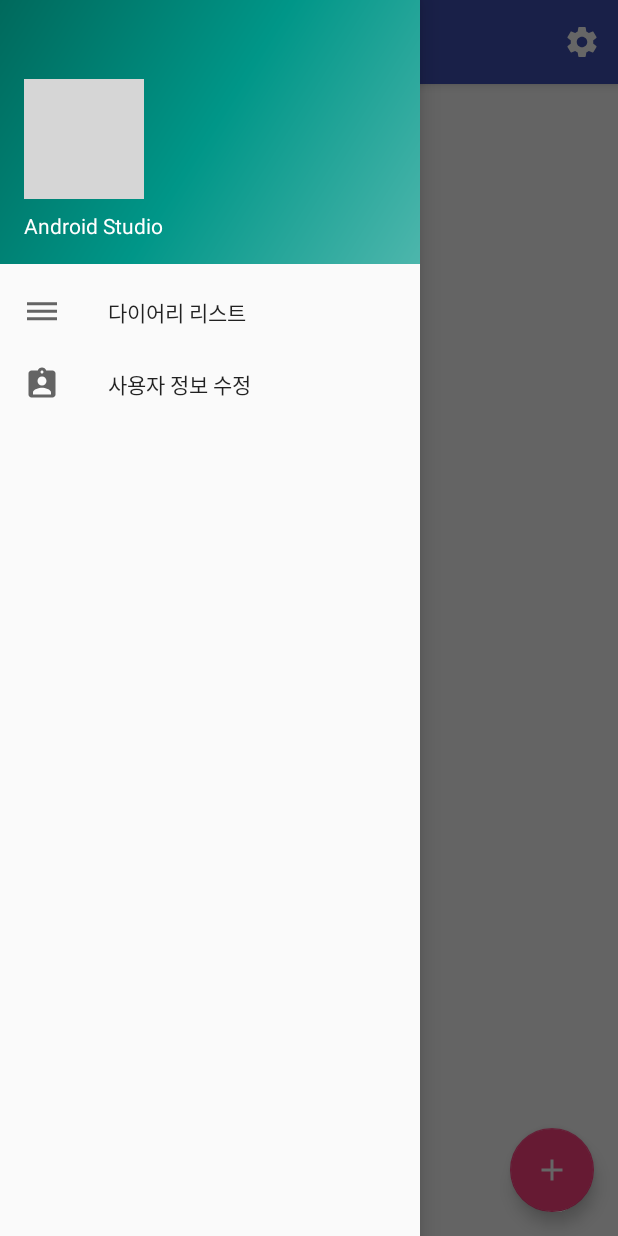
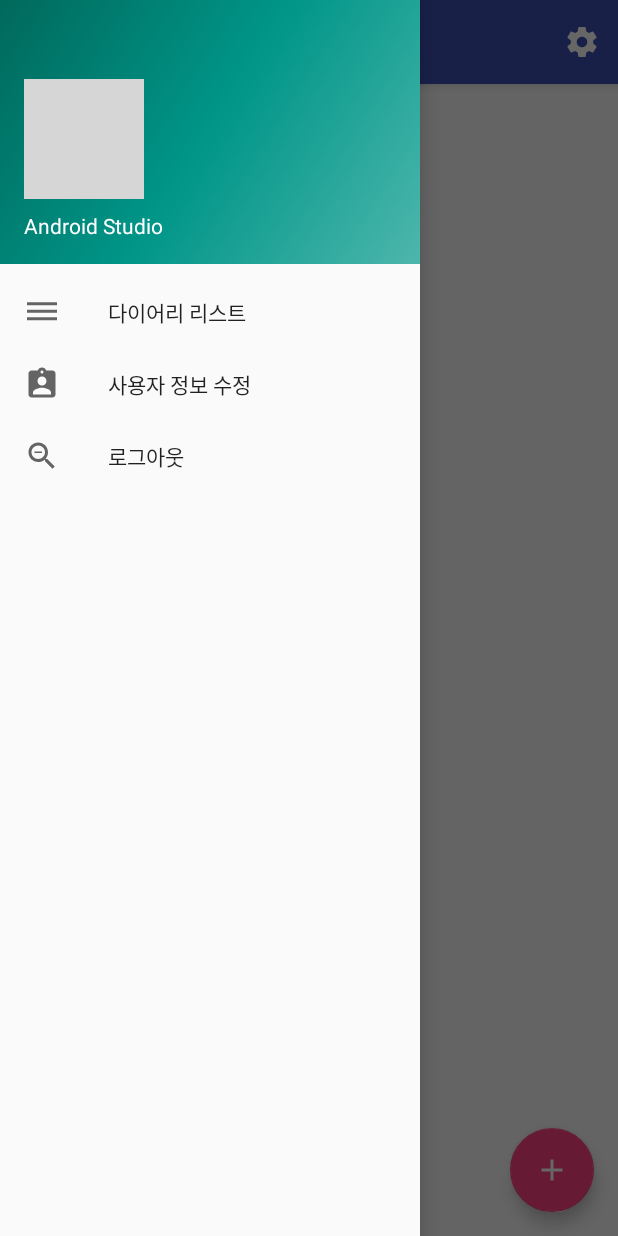
Before and after one commit to GeoN5/Diary, an Android app: the MainActivity screen opened directly, with no data from a screen before it, with the side drawer open, on a phone screen of 412 x 824 dp. Run offline under Robolectric (Android 15) with nearby library versions, the phone set to English and light mode, and no system bars; our stand-ins replace CircleImageView; pictures from the network do not load; 3 statements that could not run were skipped; grey boxes are pictures that could not be loaded.

Commit message:
refactoring code

```diff
--- a/app/build.gradle
+++ b/app/build.gradle
@@ -25,13 +25,13 @@ android {
 dependencies {
     implementation fileTree(include: ['*.jar'], dir: 'libs')
     implementation "org.jetbrains.kotlin:kotlin-stdlib-jdk7:$kotlin_version"
-    implementation 'com.android.support:appcompat-v7:27.1.1'
     implementation 'com.android.support.constraint:constraint-layout:1.1.2'
     implementation 'com.android.support:support-v4:27.1.1'
     testImplementation 'junit:junit:4.12'
     androidTestImplementation 'com.android.support.test:runner:1.0.2'
     androidTestImplementation 'com.android.support.test.espresso:espresso-core:3.0.2'
     //add library
+    implementation 'com.android.support:cardview-v7:27.1.1'
     implementation 'com.android.support:design:27.1.1'
     implementation 'de.hdodenhof:circleimageview:2.2.0'
     implementation 'com.github.bumptech.glide:glide:4.7.1'
--- a/app/src/main/java/com/example/geonho/retorfitkotlin/controllers/Fragment/MainFragment.kt
+++ b/app/src/main/java/com/example/geonho/retorfitkotlin/controllers/Fragment/MainFragment.kt
@@ -21,7 +21,6 @@ import retrofit2.Call
 import retrofit2.Callback
 import retrofit2.Response
 
-
 class MainFragment : Fragment() {
 
 
@@ -42,8 +41,8 @@ class MainFragment : Fragment() {
         // Inflate the layout for this fragment
         fragmentView = inflater.inflate(R.layout.fragment_main, container, false)
 
+        loadData()
         setListener()
-        loadData()
         return fragmentView
     }
 
@@ -84,7 +83,7 @@ class MainFragment : Fragment() {
 
     private fun setListener(){
         fragmentView.fab.setOnClickListener {
-            startActivity(Intent(context, WriteActivity::class.java))
+             startActivity(Intent(context, WriteActivity::class.java))
         }
     }
 
--- a/app/src/main/java/com/example/geonho/retorfitkotlin/controllers/activities/MainActivity.kt
+++ b/app/src/main/java/com/example/geonho/retorfitkotlin/controllers/activities/MainActivity.kt
@@ -85,6 +85,11 @@ class MainActivity : AppCompatActivity(), NavigationView.OnNavigationItemSelecte
             R.id.nav_user -> {
                 supportFragmentManager.beginTransaction().replace(R.id.content_main,UserFragment.newInstance()).commit()
             }
+            R.id.nav_logout ->{
+                SharedPreferenceUtil.removePreferences(this@MainActivity,"username")
+                SharedPreferenceUtil.removePreferences(this@MainActivity,"token")
+                startActivity(Intent(this@MainActivity,LoginActivity::class.java).addFlags(Intent.FLAG_ACTIVITY_CLEAR_TOP))
+            }
         }
 
         drawer_layout.closeDrawer(GravityCompat.START)
--- a/app/src/main/java/com/example/geonho/retorfitkotlin/controllers/activities/PrefEditActivity.kt
+++ b/app/src/main/java/com/example/geonho/retorfitkotlin/controllers/activities/PrefEditActivity.kt
@@ -4,8 +4,6 @@ import android.os.Bundle
 import android.preference.PreferenceFragment
 import android.preference.PreferenceActivity
 import com.example.geonho.retorfitkotlin.R
-import com.example.geonho.retorfitkotlin.SharedPreferenceUtil
-
 
 class PrefEditActivity : PreferenceActivity() {
     override fun onCreate(savedInstanceState: Bundle?) {
@@ -19,7 +17,6 @@ class PrefEditActivity : PreferenceActivity() {
         override fun onCreate(savedInstanceState: Bundle?) {
             super.onCreate(savedInstanceState)
             addPreferencesFromResource(R.xml.prefs)
-            SharedPreferenceUtil.removePreferences(context,"token")
         }
     }
 
--- a/app/src/main/java/com/example/geonho/retorfitkotlin/controllers/activities/UserActivity.kt
+++ b/app/src/main/java/com/example/geonho/retorfitkotlin/controllers/activities/UserActivity.kt
@@ -88,8 +88,12 @@ class UserActivity : AppCompatActivity(), EasyPermissions.PermissionCallbacks {
     }
 
     override fun onPermissionsGranted(requestCode: Int, perms: MutableList<String>) {
-        if(uri!=null)
+//        if(uri!=null)
             image()
+    }
+
+    override fun onRequestPermissionsResult(requestCode: Int, permissions: Array<out String>, grantResults: IntArray) {
+        EasyPermissions.onRequestPermissionsResult(requestCode,permissions,grantResults, this)
     }
 
     override fun onActivityResult(requestCode: Int, resultCode: Int, data: Intent?) {
--- a/app/src/main/java/com/example/geonho/retorfitkotlin/utils.kt
+++ b/app/src/main/java/com/example/geonho/retorfitkotlin/utils.kt
@@ -4,6 +4,7 @@ import android.annotation.SuppressLint
 import android.content.Context
 import android.content.SharedPreferences
 import android.net.Uri
+import android.util.Log
 import android.widget.ImageView
 import com.bumptech.glide.Glide
 import com.bumptech.glide.request.RequestOptions
--- /dev/null
+++ b/app/src/main/res/drawable/ic_zoom_out_black_24dp.xml
@@ -0,0 +1,9 @@
+<vector xmlns:android="http://schemas.android.com/apk/res/android"
+        android:width="24dp"
+        android:height="24dp"
+        android:viewportWidth="24.0"
+        android:viewportHeight="24.0">
+    <path
+        android:fillColor="#FF000000"
+        android:pathData="M15.5,14h-0.79l-0.28,-0.27C15.41,12.59 16,11.11 16,9.5 16,5.91 13.09,3 9.5,3S3,5.91 3,9.5 5.91,16 9.5,16c1.61,0 3.09,-0.59 4.23,-1.57l0.27,0.28v0.79l5,4.99L20.49,19l-4.99,-5zM9.5,14C7.01,14 5,11.99 5,9.5S7.01,5 9.5,5 14,7.01 14,9.5 11.99,14 9.5,14zM7,9h5v1L7,10z"/>
+</vector>
--- a/app/src/main/res/menu/activity_main_drawer.xml
+++ b/app/src/main/res/menu/activity_main_drawer.xml
@@ -12,6 +12,10 @@
             android:id="@+id/nav_user"
             android:icon="@drawable/ic_assignment_ind_black_24dp"
             android:title="@string/nav_view_user_title" />
+        <item
+            android:id="@+id/nav_logout"
+            android:icon="@drawable/ic_zoom_out_black_24dp"
+            android:title="@string/logout"/>
     </group>
 
 </menu>
--- a/app/src/main/res/values/strings.xml
+++ b/app/src/main/res/values/strings.xml
@@ -35,4 +35,5 @@
     <string name="register">회원가입</string>
     <string name="login">로그인</string>
     <string name="day">2018-07-08</string>
+    <string name="logout">로그아웃</string>
 </resources>
```
Also changed, not shown: app/src/main/java/com/example/geonho/retorfitkotlin/controllers/activities/RegisterActivity.kt (+19 -5 lines), app/src/main/res/xml/prefs.xml (+0 -9 lines).
